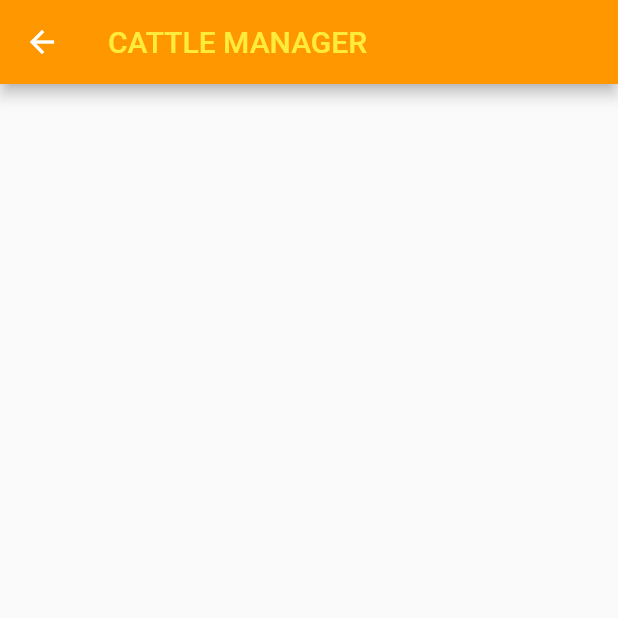
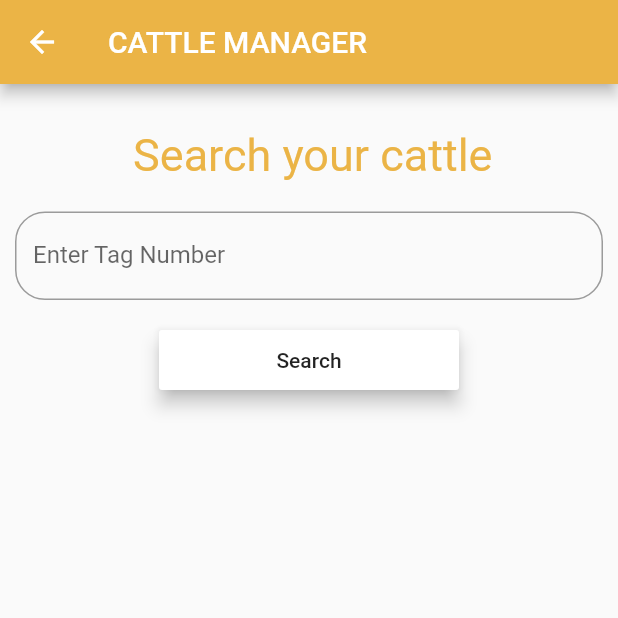
Before and after one commit to PrasannaHegde66/cattlemanagerfrontend, a Flutter app: the all screen opened directly, after a tap on "SHOW CATTLE", on a phone screen of 412 x 824 dp, the top half of it. Run offline on Flutter 3.47's test engine with Material 2 defaults, Android fonts, the phone set to English and light mode, and no system bars; our stand-ins replace dropdown_formfield; missing offline and left inert: dropdownfield, flutter_barcode_scanner.

Commit message:
search page and others updated

```diff
--- a/lib/main.dart
+++ b/lib/main.dart
@@ -16,7 +16,7 @@ class MyApp extends StatelessWidget {
     return MaterialApp(
       debugShowCheckedModeBanner: false,
       title: "Cattle Manager",
-      home: Material(child: add_cattle()),
+      home: Material(child: openscreen()),
     );
   }
 }
--- a/lib/screens/all_page.dart
+++ b/lib/screens/all_page.dart
@@ -1,6 +1,6 @@
 import 'package:flutter/material.dart';
 import './add_cattle.dart';
-import './show_cattle.dart';
+import './searchpage.dart';
 import './events.dart';
 import './reports.dart';
 
@@ -59,7 +59,7 @@ class _all extends State<all> {
                         elevation: 20.0,
                         onPressed: () {
                           Navigator.of(context).push(MaterialPageRoute(
-                              builder: (context) => show_cattle()));
+                              builder: (context) => searchpage()));
                         },
                         color: Colors.white,
                         child: Text("SHOW CATTLE"),
--- a/lib/screens/login_page.dart
+++ b/lib/screens/login_page.dart
@@ -10,7 +10,7 @@ class loginpage extends StatelessWidget {
           backgroundColor: Colors.orange,
           title: Text("CATTLE MANAGER",
               style: TextStyle(
-                color: Colors.yellow,
+                color: Colors.white,
               )),
         ),
         body: Container(
--- a/lib/screens/searchpage.dart
+++ b/lib/screens/searchpage.dart
@@ -0,0 +1,68 @@
+import 'package:flutter/material.dart';
+
+class searchpage extends StatefulWidget {
+  @override
+  State<StatefulWidget> createState() {
+    return _searchpage();
+  }
+}
+
+class _searchpage extends State<searchpage> {
+  @override
+  Widget build(BuildContext context) {
+    // TODO: implement build
+    return Scaffold(
+      appBar: AppBar(
+        backgroundColor: Color.fromRGBO(235, 180, 70, 1.0),
+        title: Text(
+          "CATTLE MANAGER",
+          style: TextStyle(color: Colors.white),
+        ),
+      ),
+      body: Container(
+          child: Form(
+              child: Column(children: [
+        Container(
+            padding: EdgeInsets.only(top: 30.0, right: 30.0, left: 35.0),
+            child: Text(
+              'Search your cattle',
+              style: TextStyle(
+                  color: Color.fromRGBO(235, 180, 70, 1.0), fontSize: 30),
+            )),
+        Container(
+          padding: EdgeInsets.only(top: 20.0, right: 10.0, left: 10.0),
+          child: TextFormField(
+              validator: (String value) {
+                if (value.isEmpty) {
+                  return "Enter your Email ID";
+                }
+              },
+              decoration: InputDecoration(
+                  labelText: "Enter Tag Number",
+                  border: OutlineInputBorder(
+                    borderRadius: BorderRadius.circular(20.0),
+                  ))),
+        ),
+        search_button()
+      ]))),
+    );
+  }
+}
+
+class search_button extends StatelessWidget {
+  @override
+  Widget build(BuildContext context) {
+    // TODO: implement build
+    return Container(
+      width: 200,
+      height: 60,
+      padding: EdgeInsets.only(top: 20),
+      child: RaisedButton(
+        elevation: 5.0,
+        onPressed: () {},
+        color: Colors.white,
+        child: Text("Search"),
+      ),
+    );
+  }
+}
```
